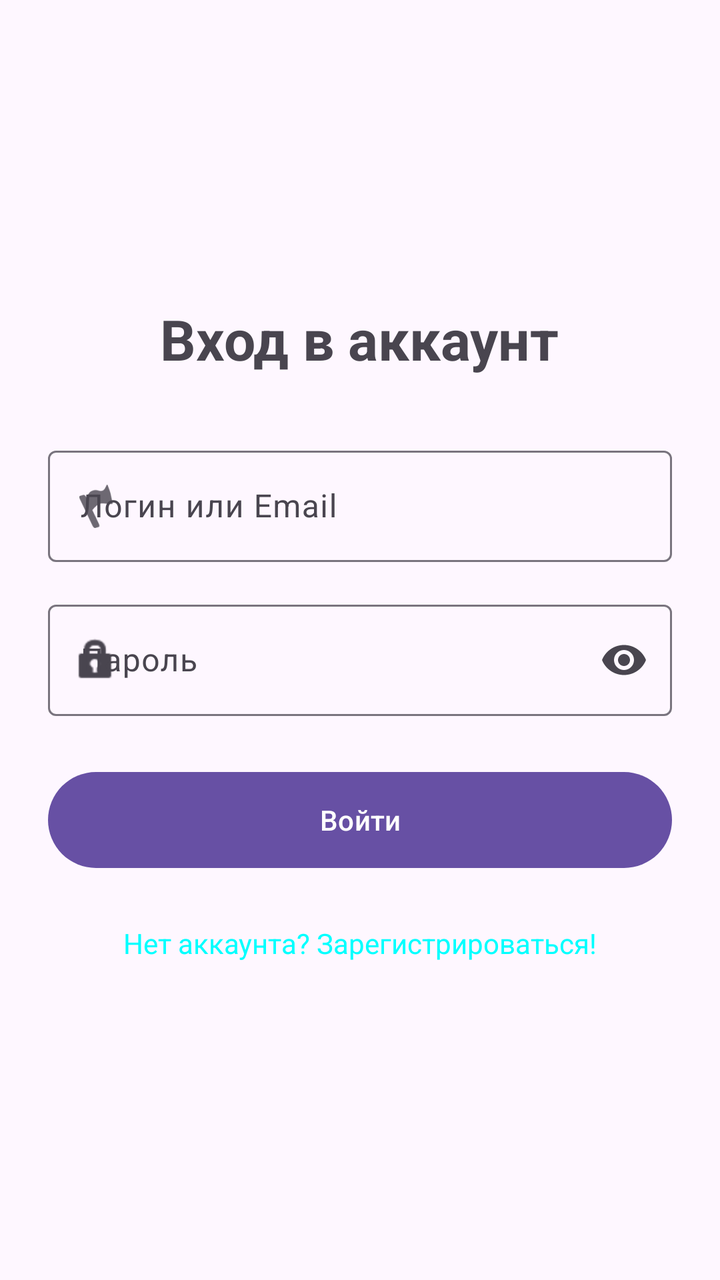
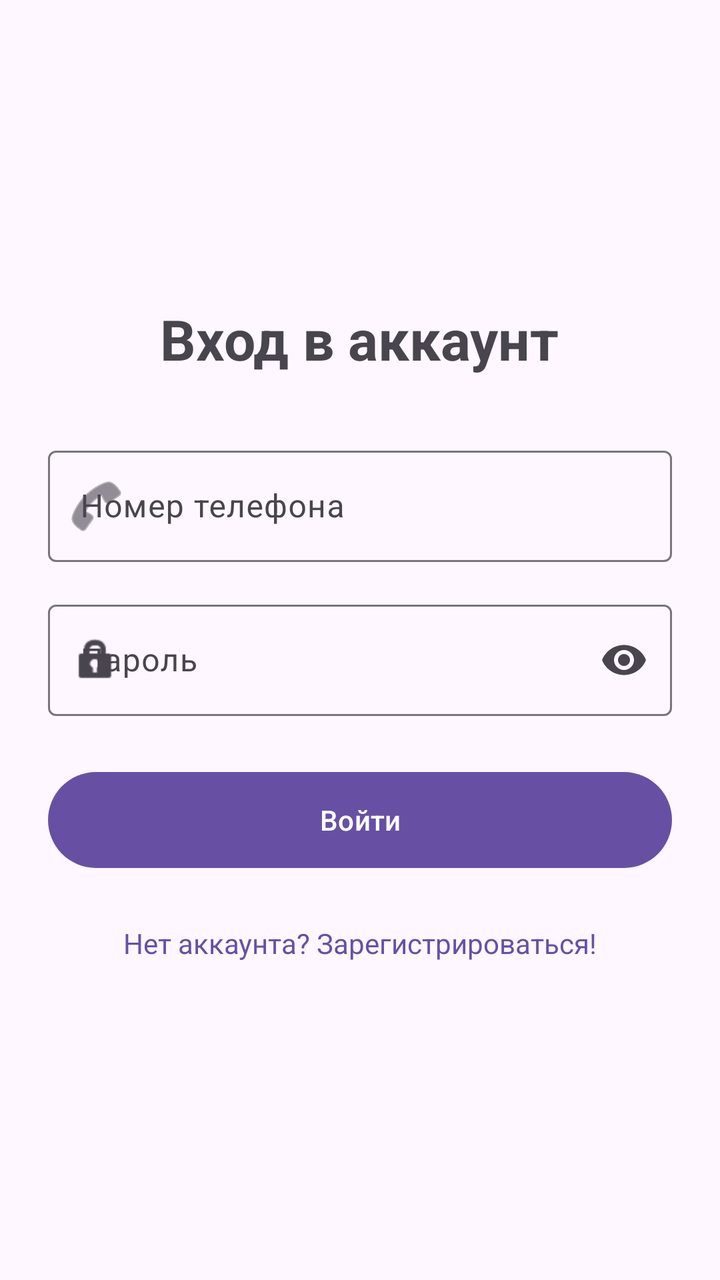

The first picture is an Android layout as it rendered before a commit; the second is the same layout after the commit. The layout source and the unified diff follow.
<!-- AndroidManifest.xml: application theme Theme.LostFound -->
<!-- res/layout/fragment_login.xml -->
<?xml version="1.0" encoding="utf-8"?>
<LinearLayout xmlns:android="http://schemas.android.com/apk/res/android"
    xmlns:app="http://schemas.android.com/apk/res-auto"
    android:layout_width="match_parent"
    android:layout_height="match_parent"
    android:gravity="center_vertical"
    android:orientation="vertical"
    android:padding="24dp">

    <TextView
        android:layout_width="wrap_content"
        android:layout_height="wrap_content"
        android:layout_gravity="center_horizontal"
        android:layout_marginBottom="32dp"
        android:text="Вход в аккаунт"
        android:textSize="28sp"
        android:textStyle="bold" />

    <com.google.android.material.textfield.TextInputLayout
        android:id="@+id/login_input_layout"
        style="@style/Widget.Material3.TextInputLayout.OutlinedBox"
        android:layout_width="match_parent"
        android:layout_height="wrap_content"
        android:layout_marginBottom="16dp"
        android:hint="Логин или Email"
        app:startIconDrawable="@drawable/ic_flag">

        <com.google.android.material.textfield.TextInputEditText
            android:id="@+id/login_input"
            android:layout_width="match_parent"
            android:layout_height="wrap_content"
            android:drawableTint="#FFFFFF"
            android:inputType="textEmailAddress"
            android:textColorLink="#00FFFF" />
    </com.google.android.material.textfield.TextInputLayout>

    <com.google.android.material.textfield.TextInputLayout
        android:id="@+id/password_input_layout"
        style="@style/Widget.Material3.TextInputLayout.OutlinedBox"
        android:layout_width="match_parent"
        android:layout_height="wrap_content"
        android:hint="Пароль"
        app:endIconMode="password_toggle"
        app:startIconDrawable="@android:drawable/ic_lock_idle_lock">

        <com.google.android.material.textfield.TextInputEditText
            android:id="@+id/password_input"
            android:layout_width="match_parent"
            android:layout_height="wrap_content"
            android:inputType="textPassword" />
    </com.google.android.material.textfield.TextInputLayout>

    <Button
        android:id="@+id/btn_login_submit"
        android:layout_width="match_parent"
        android:layout_height="56dp"
        android:layout_marginTop="24dp"
        android:text="Войти"
        android:textColorLink="#00ffff" />

    <TextView
        android:id="@+id/tv_go_to_register"
        android:layout_width="wrap_content"
        android:layout_height="wrap_content"
        android:layout_gravity="center_horizontal"
        android:layout_marginTop="16dp"
        android:padding="8dp"
        android:text="Нет аккаунта? Зарегистрироваться!"
        android:textColor="#00ffff" />

    
    

</LinearLayout>
<!-- resources referenced by this layout -->
<resources>
  <!-- drawable ic_flag: png bitmap (drawable-hdpi, 605 bytes) -->
  <style name="Theme.LostFound" parent="Base.Theme.LostFound" />
  <style name="Base.Theme.LostFound" parent="Theme.Material3.DayNight.NoActionBar" />
</resources>

<!-- the commit's change to res/layout/fragment_login.xml (unified diff, before → after) -->
@@ -22,16 +22,14 @@
         android:layout_width="match_parent"
         android:layout_height="wrap_content"
         android:layout_marginBottom="16dp"
-        android:hint="Логин или Email"
-        app:startIconDrawable="@drawable/ic_flag">
+        android:hint="Номер телефона"
+        app:startIconDrawable="@android:drawable/ic_menu_call">
 
         <com.google.android.material.textfield.TextInputEditText
             android:id="@+id/login_input"
             android:layout_width="match_parent"
             android:layout_height="wrap_content"
-            android:drawableTint="#FFFFFF"
-            android:inputType="textEmailAddress"
-            android:textColorLink="#00FFFF" />
+            android:inputType="phone" />
     </com.google.android.material.textfield.TextInputLayout>
 
     <com.google.android.material.textfield.TextInputLayout
@@ -55,8 +53,7 @@
         android:layout_width="match_parent"
         android:layout_height="56dp"
         android:layout_marginTop="24dp"
-        android:text="Войти"
-        android:textColorLink="#00ffff" />
+        android:text="Войти" />
 
     <TextView
         android:id="@+id/tv_go_to_register"
@@ -66,9 +63,6 @@
         android:layout_marginTop="16dp"
         android:padding="8dp"
         android:text="Нет аккаунта? Зарегистрироваться!"
-        android:textColor="#00ffff" />
-
-    
-    
+        android:textColor="?attr/colorPrimary" />
 
 </LinearLayout>
<!-- resource entries referenced after the edit -->
@@ -1,6 +1,5 @@
 <!-- resources referenced by this layout -->
 <resources>
-  <!-- drawable ic_flag: png bitmap (drawable-hdpi, 605 bytes) -->
   <style name="Theme.LostFound" parent="Base.Theme.LostFound" />
   <style name="Base.Theme.LostFound" parent="Theme.Material3.DayNight.NoActionBar" />
 </resources>
